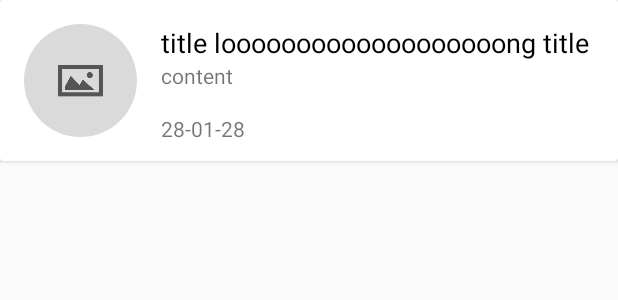
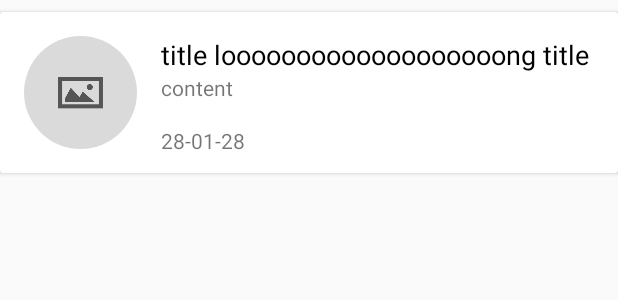
Before and after one commit to AssetBekbossynov/AndroidAdvanced, an Android app: the layout list_item.xml on its own in the app's theme, with its tools: preview values and no code run, on a phone screen of 412 x 824 dp. Shown: the top 300 px of the screen. Run offline under Robolectric (Android 15) with nearby library versions, the phone set to English and light mode, and no system bars.

Commit message:
trying to fix

```diff
--- a/AALAB4/app/src/main/java/com/example/asset/aalab4/NewsAdapter.kt
+++ b/AALAB4/app/src/main/java/com/example/asset/aalab4/NewsAdapter.kt
@@ -3,6 +3,7 @@ package com.example.asset.aalab4
 import android.content.Context
 import android.content.Intent
 import android.support.v7.widget.RecyclerView
+import android.util.Log
 import android.view.LayoutInflater
 import android.view.View
 import android.view.ViewGroup
@@ -12,6 +13,9 @@ class NewsAdapter(private val list: ArrayList<News>, private val context: Contex
 
     override fun onCreateViewHolder(parent: ViewGroup, viewType: Int): ViewHolder {
         val view = LayoutInflater.from(context).inflate(R.layout.list_item, parent, false)
+
+        Log.d("MY_TAG", "onCreateViewHolder")
+
         return ViewHolder(view)
     }
 
@@ -20,6 +24,7 @@ class NewsAdapter(private val list: ArrayList<News>, private val context: Contex
     }
 
     override fun onBindViewHolder(holder: ViewHolder, position: Int) {
+        Log.d("MY_TAG", "onBindViewHolder " + position)
         holder.itemView.title.setText(list.get(position).title)
         holder.itemView.date.setText(list.get(position).date)
         holder.itemView.content.setText(list.get(position).content)
--- a/AALAB4/app/src/main/res/layout/activity_main.xml
+++ b/AALAB4/app/src/main/res/layout/activity_main.xml
@@ -8,8 +8,8 @@
 
     <android.support.v7.widget.RecyclerView
         android:id="@+id/rv"
-        android:layout_width="0dp"
-        android:layout_height="0dp"
+        android:layout_width="match_parent"
+        android:layout_height="match_parent"
         app:layout_constraintBottom_toBottomOf="parent"
         app:layout_constraintEnd_toEndOf="parent"
         app:layout_constraintStart_toStartOf="parent"
--- a/AALAB4/app/src/main/res/layout/list_item.xml
+++ b/AALAB4/app/src/main/res/layout/list_item.xml
@@ -3,7 +3,8 @@
     xmlns:tools="http://schemas.android.com/tools"
     android:layout_width="match_parent"
     android:layout_height="wrap_content"
-    xmlns:app="http://schemas.android.com/apk/res-auto">
+    xmlns:app="http://schemas.android.com/apk/res-auto"
+    android:layout_marginTop="8dp">
     <android.support.constraint.ConstraintLayout
         android:layout_width="match_parent"
         android:layout_height="wrap_content">
```
Also changed, not shown: AALAB4/app/src/main/java/com/example/asset/aalab4/MainActivity.kt (+4 -3 lines).
